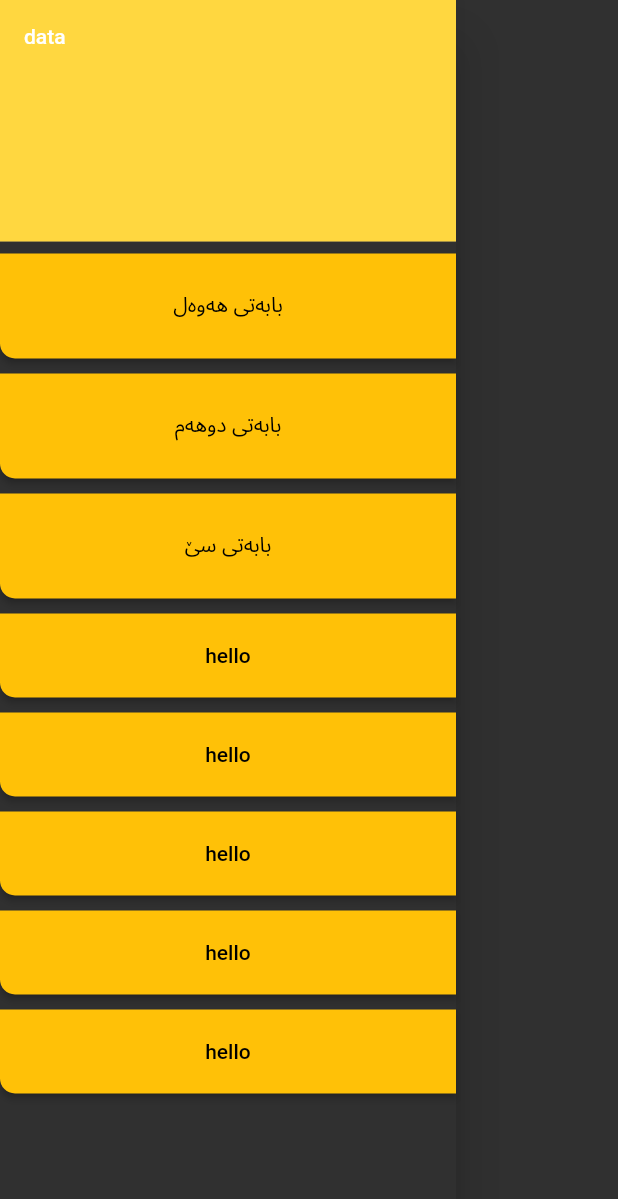
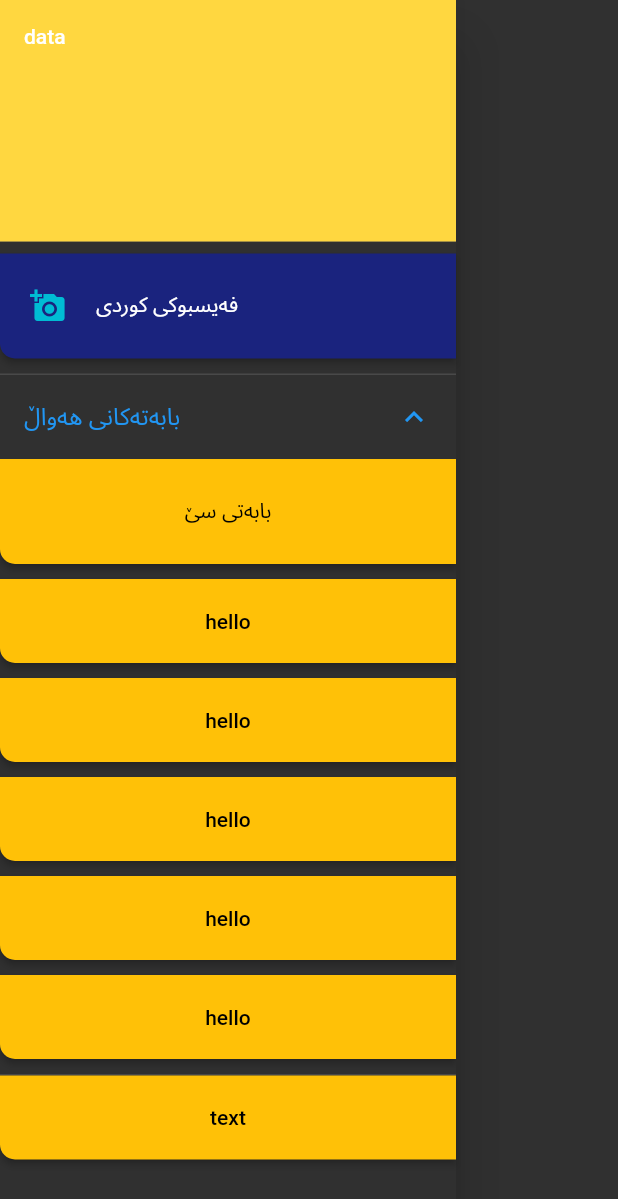
Before and after one commit to hooshyar/Flutter-Wordpress-Client, a Flutter app: what mainDrawer() shows on an empty page, opened directly, on a phone screen of 412 x 824 dp. Shown: the top 1199 px of the screen. Run offline on Flutter 3.47's test engine with Material 2 defaults, Android fonts, the phone set to English and light mode, and no system bars; our stand-ins replace flutter_html, transparent_image; network calls fail.

Commit message:
FacebookBtn added

```diff
--- a/lib/src/UI/drawerWidget.dart
+++ b/lib/src/UI/drawerWidget.dart
@@ -1,21 +1,28 @@
 import 'package:flutter/material.dart';
 
-Widget mainDrawer(){
+Widget mainDrawer() {
   return Drawer(
       child: ListView(
+    //physics: BouncingScrollPhysics(),
+
     padding: EdgeInsets.zero,
     children: <Widget>[
       DrawerHeader(
         child: Text("data"),
         decoration: BoxDecoration(
-                    color: Colors.amberAccent ,
+          color: Colors.amberAccent,
         ),
       ),
 
-                drawerBtn("بابه‌تی هه‌وه‌ل"),
+socialBtn("text", Icon(Icons.access_alarms), Colors.indigo[900]),
+
      drawerBtnPadding(),
-                drawerBtn("بابه‌تی دوهه‌م"),
-                drawerBtnPadding(),
+      ExpansionTile(
+        initiallyExpanded: true,
+        title: Text("بابه‌ته‌كانی هه‌واڵ"),
+        children: <Widget>[
+
+
           drawerBtn("بابه‌تی سێ"),
           drawerBtnPadding(),
           drawerBtn("hello"),
@@ -27,38 +34,82 @@ Widget mainDrawer(){
           drawerBtn("hello"),
           drawerBtnPadding(),
           drawerBtn("hello"),
+          drawerBtnPadding(),
+        ],
+      ),
 
-
+      drawerBtn("text"),
     ],
-            )
-          );
+  ));
 }
 
 Widget drawerBtn(String text) {
 //String text ;
 
-
-               return RaisedButton(
+  return Column(
+      crossAxisAlignment: CrossAxisAlignment.stretch,
+      children: <Widget>[
+        RaisedButton(
           elevation: 2.0,
           //textTheme: ButtonTextTheme.primary,
-                  splashColor: Colors.cyan ,
+          splashColor: Colors.cyan,
           textColor: Colors.black,
           colorBrightness: Brightness.dark,
 
           child: Text(text),
+
           padding: EdgeInsets.all(20.0),
           animationDuration: Duration(microseconds: 200),
-                  shape: RoundedRectangleBorder(borderRadius: BorderRadius.only(bottomLeft: Radius.circular(10.0))),
+          shape: RoundedRectangleBorder(
+              borderRadius:
+                  BorderRadius.only(bottomLeft: Radius.circular(10.0))),
           color: Colors.amber,
-                  onPressed: (){},
+          onPressed: () {},
+        ),
+      ]);
+}
 
-                );
+//btn social
+Widget socialBtn(String text, Widget iconData, Color color) {
+  return Column(
+      crossAxisAlignment: CrossAxisAlignment.stretch,
+      children: <Widget>[
+       // Padding(
+         // padding: EdgeInsets.all(20.0),
+        //),
+        RaisedButton(
+          child: Row(
+            children: <Widget>[
+              Icon(
+                Icons.add_a_photo,
+                color: Colors.cyan,
+              ),
+              Padding(padding: EdgeInsets.all(10.0)),
+              Text(
+                'فه‌یسبوكی كوردی',
+                style: TextStyle(color: Colors.white),
+              )
+            ],
+          ),
+          elevation: 2.0,
+          //textTheme: ButtonTextTheme.primary,
+          splashColor: Colors.cyan,
+          textColor: Colors.black,
+          colorBrightness: Brightness.dark,
+          padding: EdgeInsets.all(20.0),
 
+          animationDuration: Duration(microseconds: 200),
+          shape: RoundedRectangleBorder(
+              borderRadius:
+                  BorderRadius.only(bottomLeft: Radius.circular(10.0))),
+          color: color,
+          onPressed: () {},
+        ),
+      ]);
 }
 
 Widget drawerBtnPadding() {
-
-        return Padding(padding: EdgeInsets.all(5.0),);
-
-
+  return Padding(
+    padding: EdgeInsets.all(5.0),
+  );
 }
--- a/lib/src/app.dart
+++ b/lib/src/app.dart
@@ -19,13 +19,7 @@ class DrawerItem {
 //end of class drawer
 
 class HawalnirHome extends StatefulWidget {
-  //drawer items
-  final drawerItems = [
-    new DrawerItem("Fragment 1", Icons.rss_feed),
-    new DrawerItem("Fragment 2", Icons.local_pizza),
-    new DrawerItem("Fragment 3", Icons.info)
-  ];
-  //drawer items
+
 
   @override
   State<StatefulWidget> createState() => HawalnirHomeState();
```
Lines whose indentation alone changed are shown as unchanged.
